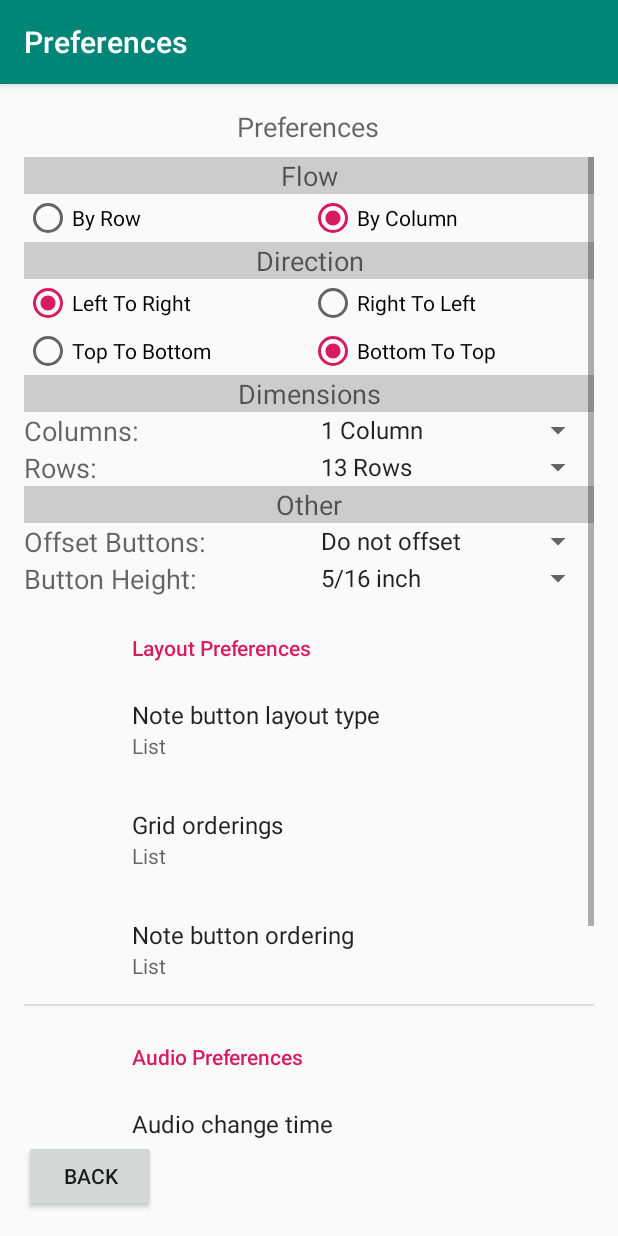
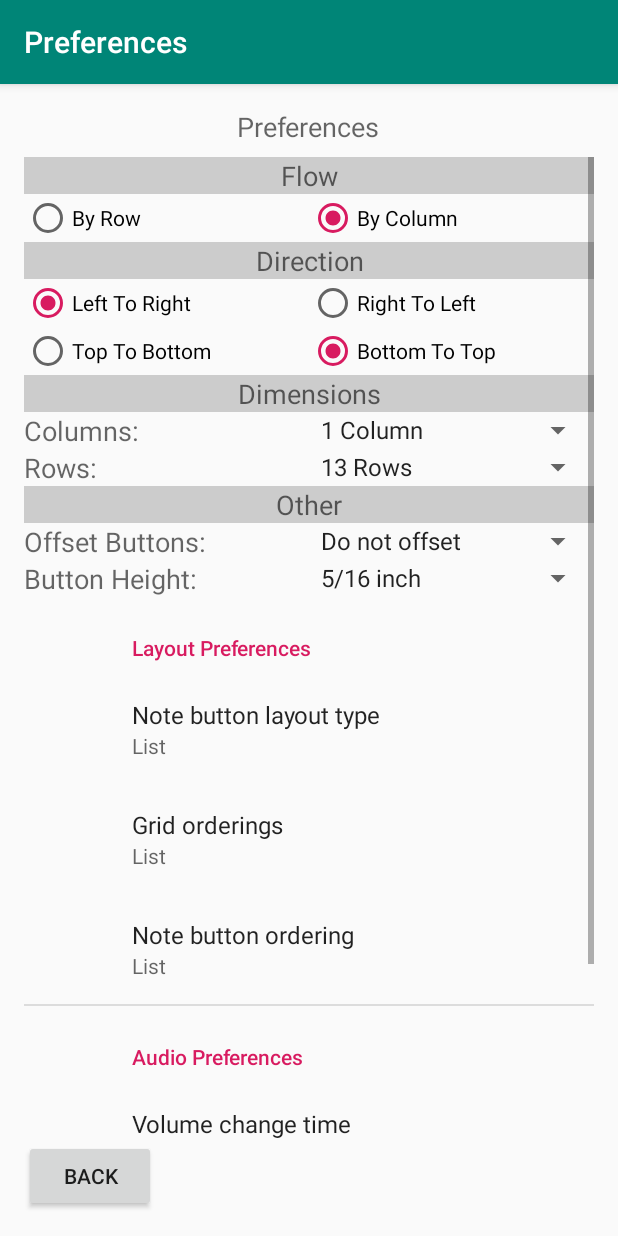
Before and after one commit to sseidel16/ByzantineIson, an Android app: the screen it shows after launch (AppSettings), after a tap on "PREFERENCES", on a phone screen of 412 x 824 dp. Run offline under Robolectric (Android 15) with nearby library versions, the phone set to English and light mode, and no system bars; our stand-ins replace androidx.preference; 24 statements that could not run were skipped.

Commit message:
added change time preferences

```diff
--- a/app/src/main/java/com/coderss/ison/IsonActivity.java
+++ b/app/src/main/java/com/coderss/ison/IsonActivity.java
@@ -105,7 +105,26 @@ public class IsonActivity extends AppCompatActivity {
         }
         scales = Scale.loadScales(this); //load all scales
 
+        // load shared preferences
         sharedPreferences = PreferenceManager.getDefaultSharedPreferences(getBaseContext());
+
+        // send preferences to player
+        float frequencyChangeTime, volumeChangeTime;
+        try {
+            frequencyChangeTime =
+                    Float.parseFloat(sharedPreferences.getString("listFrequencyChangeTime", "0.0"));
+        } catch (Throwable th) {
+            th.printStackTrace();
+            frequencyChangeTime = 0;
+        }
+        try {
+            volumeChangeTime =
+                    Float.parseFloat(sharedPreferences.getString("listVolumeChangeTime", "0.0"));
+        } catch (Throwable th) {
+            th.printStackTrace();
+            volumeChangeTime = 0;
+        }
+        player.setPreferences(frequencyChangeTime, volumeChangeTime);
 
         setScale(0); //set the current scale to Diatonic (index 0)
         //the setScale method is defined below
@@ -118,8 +137,8 @@ public class IsonActivity extends AppCompatActivity {
         //this code saves the app state.
         //For example, if the app is closed it saves the note and base frequency
         super.onSaveInstanceState(savedInstanceState);
-        savedInstanceState.putDouble("Volume", player.getPrefVolume());
-        savedInstanceState.putDouble("Frequency", player.getPrefFreq());
+        savedInstanceState.putDouble("Volume", player.getVolume());
+        savedInstanceState.putDouble("Frequency", player.getFrequency());
         savedInstanceState.putInt("Note", note);
         savedInstanceState.putDouble("Base", base);
         System.out.println("Saving");
@@ -235,7 +254,7 @@ public class IsonActivity extends AppCompatActivity {
         halt = this.findViewById(R.id.halt);
         setHaltButtonText();
         halt.setOnClickListener(arg0 -> {
-            if (player.getPrefVolume() > 0.0) {
+            if (player.getVolume() > 0.0) {
                 buttonPressed(-1);
             } else {
                 SoundPicker dialog = new SoundPicker();
@@ -251,6 +270,7 @@ public class IsonActivity extends AppCompatActivity {
                 261.63, 277.18, 293.66, 311.13, 329.63};
         boolean isBaseNoteSliderDiscrete =
                 sharedPreferences.getString("listBaseSlider", "discrete").equals("discrete");
+
         SeekBar baseNoteSlider = this.findViewById(R.id.seekBar1);
 
         if (isBaseNoteSliderDiscrete) {
@@ -368,9 +388,9 @@ public class IsonActivity extends AppCompatActivity {
         removeButtonColorFilter();
         note = index;
         if (index != -1) {
-            player.playFreq((float)getFrequency());
+            player.setFrequency((float)getFrequency());
         } else {
-            player.changeVolume(0);
+            player.setVolume(0);
         }
         addButtonColorFilter();
         setHaltButtonText();
@@ -386,7 +406,7 @@ public class IsonActivity extends AppCompatActivity {
     }
 
     public void setHaltButtonText() {
-        if (player.getPrefVolume() == 0.0) {
+        if (player.getVolume() == 0.0) {
             halt.setText("Select Sound");
         } else {
             halt.setText("Stop");
@@ -394,11 +414,11 @@ public class IsonActivity extends AppCompatActivity {
     }
 
     public void setFrequencyText() {
-        if (player.getPrefVolume() == 0.0) {
+        if (player.getVolume() == 0.0) {
             frequency.setText("Frequency");
         } else {
             DecimalFormat format = new DecimalFormat("###.#Hz");
-            String formatted = format.format(player.getPrefFreq());
+            String formatted = format.format(player.getFrequency());
             frequency.setText(formatted);
         }
     }
--- a/app/src/main/java/com/coderss/ison/Player.java
+++ b/app/src/main/java/com/coderss/ison/Player.java
@@ -24,6 +24,10 @@ public class Player {
     private static native void native_setFrequency(float frequency);
     private static native void native_setVolume(float volume);
     private static native void native_setSounds(short[][] soundDataArray, float[] frequencyArray);
+    private static native void native_setPlayerPreferences(
+            float frequencyChangeTime,
+            float volumeChangeTime);
+
     private static native void native_setWorkCycles(int workCycles);
     private static native void native_setLoadStabilizationEnabled(boolean isEnabled);
 
@@ -166,17 +170,23 @@ public class Player {
         }
     }
 
-    public void playFreq(float f) {//Play this frequency
+    public void setFrequency(float f) {//Play this frequency
 		changeFreq(f);
-		changeVolume(1);
+		setVolume(1);
     }
 
-    public void changeVolume(float volume) {
+    public void setVolume(float volume) {
         prefVolume = volume;
 
         System.out.println("Native_setVolume in: " + volume);
         native_setVolume(volume);
         System.out.println("Native_setVolume out");
+    }
+
+    public void setPreferences(float frequencyChangeTime, float volumeChangeTime) {
+        native_setPlayerPreferences(
+                frequencyChangeTime,
+                volumeChangeTime);
     }
 
     public void changeFreq(float frequency) {
@@ -189,11 +199,11 @@ public class Player {
         System.out.println("Native setFrequency out");
     }
 
-    public double getPrefVolume() {
+    public double getVolume() {
         return prefVolume;
     }
 
-    public double getPrefFreq() {
+    public double getFrequency() {
         return prefFreq;
     }
 
--- a/app/src/main/res/values/preferences.xml
+++ b/app/src/main/res/values/preferences.xml
@@ -17,4 +17,29 @@
         <item>list</item>
         <item>grid</item>
     </string-array>
+
+    <string-array name="prefChangeTimeEntries">
+        <item>Immediate</item>
+        <item>25 ms</item>
+        <item>50 ms</item>
+        <item>75 ms</item>
+        <item>100 ms</item>
+        <item>200 ms</item>
+        <item>500 ms</item>
+        <item>1000 ms (1 s)</item>
+        <item>1500 ms (1.5 s)</item>
+        <item>2000 ms (2 s)</item>
+    </string-array>
+    <string-array name="prefChangeTimeEntryValues">
+        <item>0.000</item>
+        <item>0.025</item>
+        <item>0.050</item>
+        <item>0.075</item>
+        <item>0.100</item>
+        <item>0.200</item>
+        <item>0.500</item>
+        <item>1.000</item>
+        <item>1.500</item>
+        <item>2.000</item>
+    </string-array>
 </resources>
--- a/app/src/main/res/xml/preferences.xml
+++ b/app/src/main/res/xml/preferences.xml
@@ -36,20 +36,20 @@
     <PreferenceCategory android:title="Audio Preferences">
 
         <ListPreference
-            android:entries="@array/prefBaseSliderTypeEntries"
-            android:entryValues="@array/prefBaseSliderTypeEntryValues"
-            android:key="listBaseSlider"
-            android:title="Audio change time"
+            android:entries="@array/prefChangeTimeEntries"
+            android:entryValues="@array/prefChangeTimeEntryValues"
+            android:key="listVolumeChangeTime"
+            android:title="Volume change time"
             android:summary="%s"
-            android:defaultValue="discrete"/>
+            android:defaultValue="0.200"/>
 
         <ListPreference
-            android:entries="@array/prefBaseSliderTypeEntries"
-            android:entryValues="@array/prefBaseSliderTypeEntryValues"
-            android:key="listBaseSlider"
+            android:entries="@array/prefChangeTimeEntries"
+            android:entryValues="@array/prefChangeTimeEntryValues"
+            android:key="listFrequencyChangeTime"
             android:title="Frequency change time"
             android:summary="%s"
-            android:defaultValue="discrete"/>
+            android:defaultValue="0.050"/>
 
         <ListPreference
             android:entries="@array/prefBaseSliderTypeEntries"
```
Also changed, not shown: app/src/main/java/com/coderss/ison/DockService.java (+4 -5 lines), 3 other files.
